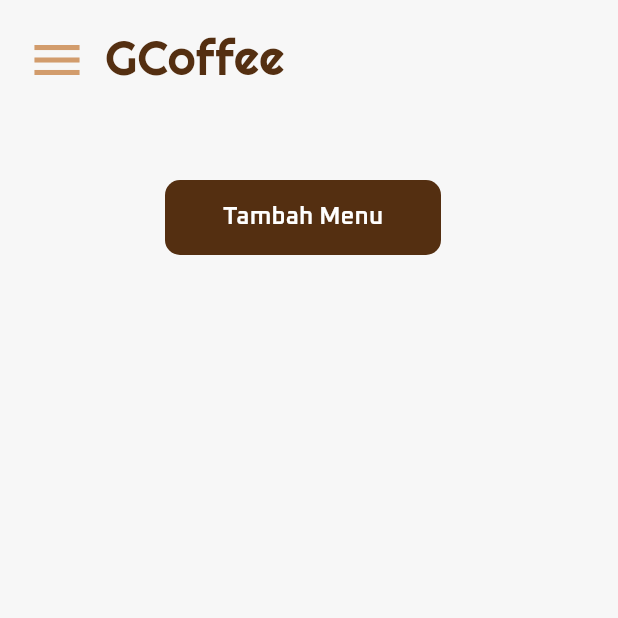
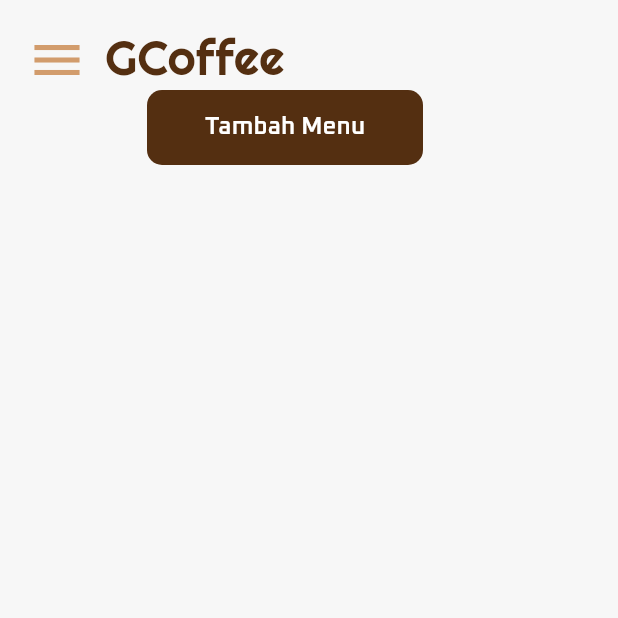
Before and after one commit to Cels12/flutter-gcoffee, a Flutter app: the MenuPage screen opened directly, on a phone screen of 412 x 824 dp, the top half of it. Run offline on Flutter 3.47's test engine with Material 3 defaults, Android fonts, the phone set to English and light mode, and no system bars; our stand-ins replace flutter_dotenv, flutter_svg, google_sign_in, heroicons, image_picker, supabase_flutter and 1 more; accounts and stored records are empty; project files that could hold a hidden picture were left out.

```diff
--- a/lib/pages/admin/menupage.dart
+++ b/lib/pages/admin/menupage.dart
@@ -73,26 +73,19 @@ class _MenuPageState extends State<MenuPage> {
   Widget build(BuildContext context) {
     return Scaffold(
       extendBodyBehindAppBar: true,
-      body: Stack(
+      body: SafeArea(
+        child: Stack(
           children: [
             // Background utama
-          Container(
-            color: Color.fromARGB(255, 247, 247, 247),
-            child: Column(
-              children: [
-                Padding(
-                  padding: const EdgeInsets.symmetric(
-                    vertical: 15,
-                    horizontal: 50,
-                  ),
-                  child: Row(
-                    children: <Widget>[
-                      // Teks GCoffee yang bergeser mengikuti sidebar
-                      AnimatedContainer(
+            Container(color: const Color.fromARGB(255, 247, 247, 247)),
+
+            // Fixed GCoffee Text
+            Positioned(
+              top: 15, // Adjust the vertical position
+              left: 50, // Adjust the horizontal position
+              child: AnimatedContainer(
                 duration: Duration(milliseconds: 300),
-                        padding: EdgeInsets.only(
-                          left: _isMenuOpen ? 50 : 20,
-                        ), // Bergeser
+                padding: EdgeInsets.only(left: _isMenuOpen ? 50 : 20),
                 child: Text(
                   'GCoffee',
                   style: TextStyle(
@@ -102,56 +95,16 @@ class _MenuPageState extends State<MenuPage> {
                   ),
                 ),
               ),
-                    ],
-                  ),
-                ),
-              ],
-            ),
             ),
 
             // card Read, Update dan Delete
-          Positioned.fill(
+            Padding(
+              padding: const EdgeInsets.only(top: 120, left: 110),
               child: SingleChildScrollView(
-              child: Padding(
-                padding: const EdgeInsets.only(top: 120, left: 110),
                 child: Column(
                   crossAxisAlignment: CrossAxisAlignment.start,
                   children: [
                     //Tombol tambah menu
-                    Row(
-                      mainAxisAlignment: MainAxisAlignment.end,
-                      children: [
-                        Padding(
-                          padding: EdgeInsets.only(right: 130),
-                          child: TextButton(
-                            onPressed: () {
-                              Navigator.push(
-                                context,
-                                MaterialPageRoute(
-                                  builder: (context) => AddMenu(),
-                                ),
-                              );
-                            },
-                            style: TextButton.styleFrom(
-                              shape: RoundedRectangleBorder(
-                                borderRadius: BorderRadius.circular(10),
-                              ),
-                              fixedSize: Size(184, 50),
-                              backgroundColor: Color.fromARGB(255, 84, 47, 17),
-                            ),
-                            child: Text(
-                              'Tambah Menu',
-                              style: TextStyle(
-                                fontFamily: 'Oxanium',
-                                fontSize: 16,
-                                color: Colors.white,
-                                fontWeight: FontWeight.w600,
-                              ),
-                            ),
-                          ),
-                        ),
-                      ],
-                    ),
                     const SizedBox(height: 20),
                     FutureBuilder(
                       future: _fetchMenu(),
@@ -370,7 +323,42 @@ class _MenuPageState extends State<MenuPage> {
                 ),
               ),
             ),
+
+            //button tambah menu
+            Positioned(
+              right: 130,
+              top: 60,
+              child: Row(
+                mainAxisAlignment: MainAxisAlignment.end,
+                children: [
+                  TextButton(
+                    onPressed: () {
+                      Navigator.push(
+                        context,
+                        MaterialPageRoute(builder: (context) => AddMenu()),
+                      );
+                    },
+                    style: TextButton.styleFrom(
+                      shape: RoundedRectangleBorder(
+                        borderRadius: BorderRadius.circular(10),
                       ),
+                      fixedSize: Size(184, 50),
+                      backgroundColor: Color.fromARGB(255, 84, 47, 17),
+                    ),
+                    child: Text(
+                      'Tambah Menu',
+                      style: TextStyle(
+                        fontFamily: 'Oxanium',
+                        fontSize: 16,
+                        color: Colors.white,
+                        fontWeight: FontWeight.w600,
+                      ),
+                    ),
+                  ),
+                ],
+              ),
+            ),
+
             // Sidebar
             AnimatedPositioned(
               duration: Duration(milliseconds: 300),
@@ -416,7 +404,9 @@ class _MenuPageState extends State<MenuPage> {
                           onPressed: () {
                             Navigator.push(
                               context,
-                            MaterialPageRoute(builder: (context) => AddMenu()),
+                              MaterialPageRoute(
+                                builder: (context) => AddMenu(),
+                              ),
                             );
                           },
                           child: Padding(
@@ -445,9 +435,8 @@ class _MenuPageState extends State<MenuPage> {
                 icon: Icon(Icons.menu),
               ),
             ),
-
-          // Area di luar sidebar untuk menutup menu saat diklik
           ],
+        ),
       ),
     );
   }
```
Also changed, not shown: lib/pages/admin/dashboard.dart (+2 -5 lines), lib/pages/customer/cart.dart (deleted, +0 -29 lines), lib/pages/forgotPassword.dart (added, +15 -0 lines), lib/pages/login.dart (+12 -1 lines). Lines whose indentation alone changed are shown as unchanged.
